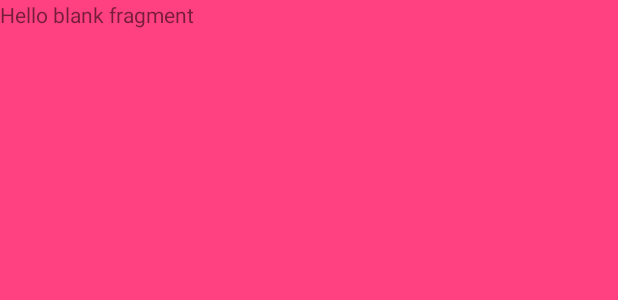
After one commit to gurunaik111/AndroPrac, an Android app: the layout fragment_cnotice.xml on its own in the app's theme, with its tools: preview values and no code run, on a phone screen of 412 x 824 dp. The commit adds this screen. Shown: the top 300 px of the screen. Run offline under Robolectric (Android 15) with nearby library versions, the phone set to English and light mode, and no system bars.

Commit message:
FRAGMENT DONE CONTENT WORK

```diff
--- a/app/src/main/java/com/guru/parentapp2/SignupActivity.java
+++ b/app/src/main/java/com/guru/parentapp2/SignupActivity.java
@@ -6,13 +6,11 @@ import android.os.Bundle;
 import android.view.View;
 import android.widget.Button;
 
-/**
- * Created by GuRu on 12/08/2017.
- */
+
 
 public class SignupActivity extends Activity{
 
-    public static final String EXTRA_STRING_NAME="extraStringName";
+
 
     @Override
     protected void onCreate(Bundle savedInstanceState) {
--- /dev/null
+++ b/app/src/main/res/layout/fragment_cnotice.xml
@@ -0,0 +1,14 @@
+<FrameLayout xmlns:android="http://schemas.android.com/apk/res/android"
+    xmlns:tools="http://schemas.android.com/tools"
+    android:layout_width="match_parent"
+    android:layout_height="match_parent"
+    android:background="@color/colorAccent"
+    tools:context="com.guru.parentapp2.CNotice">
+
+    <!-- TODO: Update blank fragment layout -->
+    <TextView
+        android:layout_width="match_parent"
+        android:layout_height="match_parent"
+        android:text="@string/hello_blank_fragment" />
+
+</FrameLayout>
```
Also changed, not shown: app/src/main/AndroidManifest.xml (+21 -8 lines), app/src/main/java/com/guru/parentapp2/CNotice.java (added, +24 -0 lines), app/src/main/java/com/guru/parentapp2/MainActivity.java (+18 -7 lines), app/src/main/java/com/guru/parentapp2/SNotice.java (added, +29 -0 lines), app/src/main/res/layout/activity_main.xml (+12 -6 lines), app/src/main/res/layout/fragment_snotice.xml (added, +14 -0 lines).
